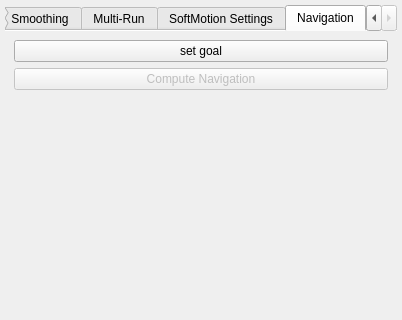
Above: src/move3d-qt-gui-libs/src/qtMainInterface/sideWidgets/qtMotionPlanner.ui from jmainpri/move3d-studio before the change; both pictures show x 0 to 402 and y 0 to 320 of the 402 by 602 pixel window. Below: the same form after it.
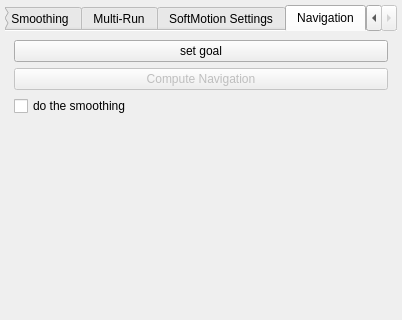
That is the form after the change. The open tabs and pages were chosen to show the change.

Commit message: [move3d-qt-gui-libs]Adding a radioButton for smoothing in navigation

```diff
--- a/src/move3d-qt-gui-libs/src/qtMainInterface/sideWidgets/qtMotionPlanner.ui
+++ b/src/move3d-qt-gui-libs/src/qtMainInterface/sideWidgets/qtMotionPlanner.ui
@@ -1628,6 +1628,13 @@
          </property>
         </widget>
        </item>
+       <item>
+        <widget class="QCheckBox" name="checkBoxSmooth">
+         <property name="text">
+          <string>do the smoothing</string>
+         </property>
+        </widget>
+       </item>
        <item>
         <spacer name="verticalSpacer_2">
          <property name="orientation">
```
Left out of the diff: 4 changed lines with no effect on the pictures. The commit also changes 2 other files.
